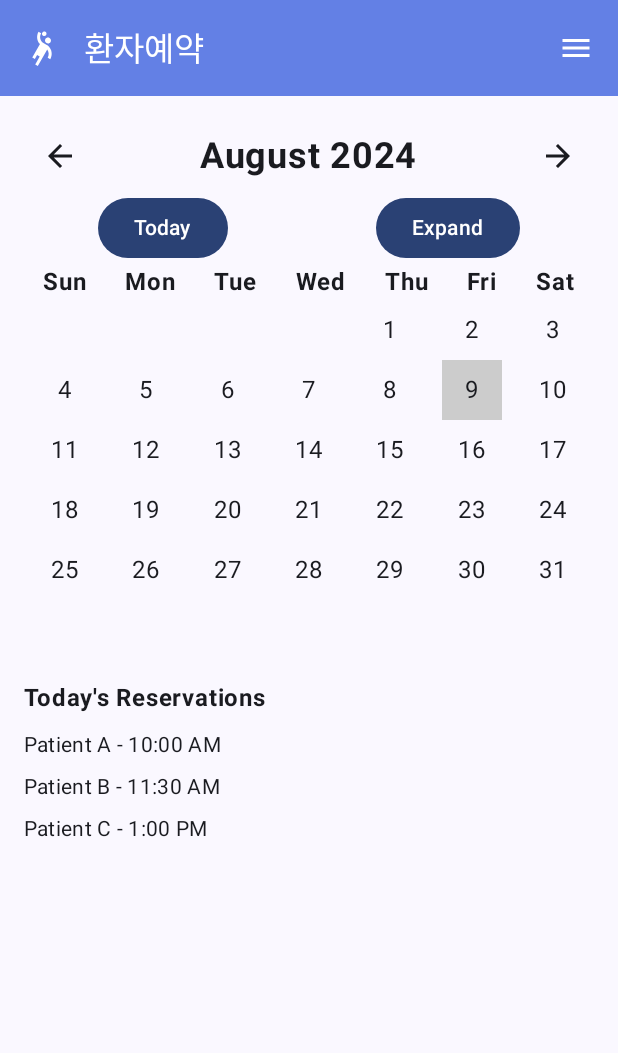
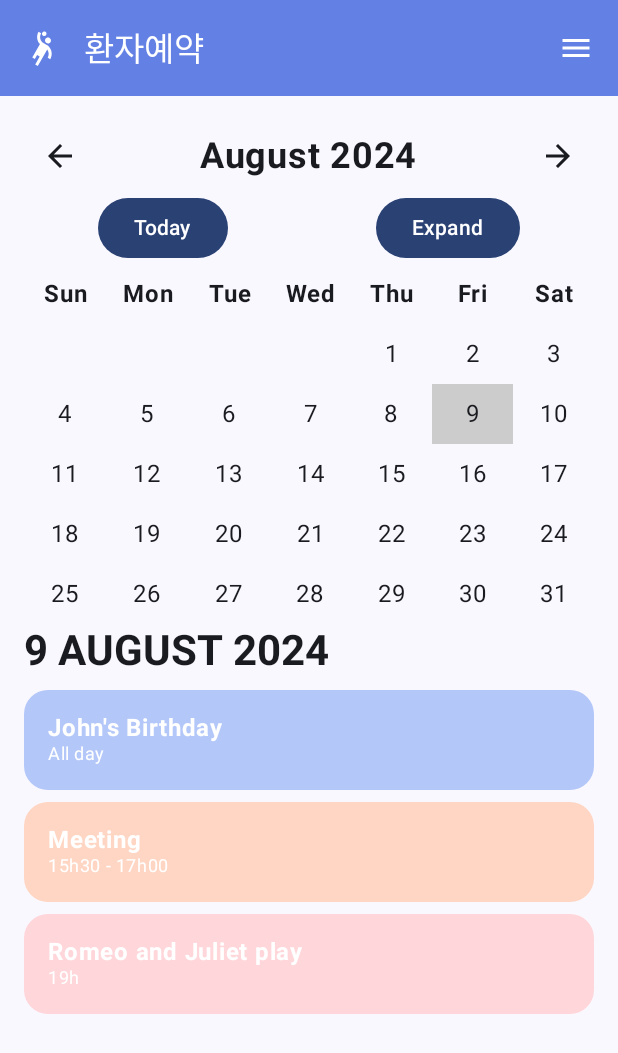
Before and after one commit to TeamRehabPro/RehabPro, an Android app built with Jetpack Compose: the MainMenu screen opened through its navigation route, after a tap on "환자예약", on a phone screen of 412 x 824 dp. Shown: the top 1053 px of the screen. Run offline under Robolectric (Android 15) with nearby library versions, the phone set to English and light mode, and no system bars.

Commit message:
환자 예약 달력 구성 LazyVerticalGrid 으로 변경

```diff
--- a/app/src/main/java/com/rehabilitationpro/screens/menus/reservation/ReservationMainScreen.kt
+++ b/app/src/main/java/com/rehabilitationpro/screens/menus/reservation/ReservationMainScreen.kt
@@ -1,14 +1,18 @@
+// ReservationMainScreen.kt
 package com.rehabilitationpro.screens.menus.reservation
 
 import android.os.Build
 import androidx.annotation.RequiresApi
+import androidx.compose.foundation.background
+import androidx.compose.foundation.layout.Arrangement
+import androidx.compose.foundation.layout.Box
 import androidx.compose.foundation.layout.Column
 import androidx.compose.foundation.layout.Spacer
 import androidx.compose.foundation.layout.fillMaxSize
+import androidx.compose.foundation.layout.fillMaxWidth
 import androidx.compose.foundation.layout.height
 import androidx.compose.foundation.layout.padding
-import androidx.compose.foundation.lazy.LazyColumn
-import androidx.compose.foundation.lazy.items
+import androidx.compose.foundation.shape.RoundedCornerShape
 import androidx.compose.material3.DrawerState
 import androidx.compose.material3.MaterialTheme
 import androidx.compose.material3.Scaffold
@@ -17,6 +21,7 @@ import androidx.compose.runtime.Composable
 import androidx.compose.runtime.mutableStateOf
 import androidx.compose.runtime.remember
 import androidx.compose.ui.Modifier
+import androidx.compose.ui.graphics.Color
 import androidx.compose.ui.text.font.FontWeight
 import androidx.compose.ui.unit.dp
 import androidx.navigation.NavHostController
@@ -30,6 +35,7 @@ import java.time.YearMonth
 fun ReservationMainScreen(navController: NavHostController, drawerState: DrawerState) {
     val currentDate = LocalDate.now()
     val currentMonth = remember { mutableStateOf(YearMonth.now()) }
+    val selectedDate = remember { mutableStateOf(currentDate) }
     val isYearView = remember { mutableStateOf(false) }
 
     Scaffold(
@@ -41,7 +47,6 @@ fun ReservationMainScreen(navController: NavHostController, drawerState: DrawerS
                 .padding(paddingValues)
                 .padding(16.dp)
         ) {
-            // Display the current month's calendar
             CalendarView(
                 currentMonth = currentMonth.value,
                 currentDate = currentDate,
@@ -50,6 +55,7 @@ fun ReservationMainScreen(navController: NavHostController, drawerState: DrawerS
                 },
                 onTodayClick = {
                     currentMonth.value = YearMonth.now()
+                    selectedDate.value = LocalDate.now()
                 },
                 isYearView = isYearView,
                 onYearChange = { newYear ->
@@ -57,30 +63,68 @@ fun ReservationMainScreen(navController: NavHostController, drawerState: DrawerS
                 }
             )
 
+            val reservations = listOf(
+                Reservation("John's Birthday", "All day", Color(0xFFB3C7F9)),
+                Reservation("Meeting", "15h30 - 17h00", Color(0xFFFFD6C4)),
+                Reservation("Romeo and Juliet play", "19h", Color(0xFFFFD6DA))
+            )
+            ReservationList(selectedDate.value, reservations)
             Spacer(modifier = Modifier.height(16.dp))
 
-            // Display today's reservations
+
+        }
+    }
+}
+
+@RequiresApi(Build.VERSION_CODES.O)
+@Composable
+fun ReservationList(
+    selectedDate: LocalDate, // 날짜 정보를 매개변수로 전달
+    reservations: List<Reservation> // 예약 목록을 매개변수로 전달
+) {
     Text(
-                text = "Today's Reservations",
-                style = MaterialTheme.typography.bodyLarge,
+        text = "${selectedDate.dayOfMonth} ${selectedDate.month} ${selectedDate.year}",
+        style = MaterialTheme.typography.headlineMedium,
         fontWeight = FontWeight.Bold,
         modifier = Modifier.padding(bottom = 8.dp)
     )
 
-            // Sample reservations for today
-            val todayReservations =
-                listOf("Patient A - 10:00 AM", "Patient B - 11:30 AM", "Patient C - 1:00 PM")
-            LazyColumn {
-                items(todayReservations) { reservation ->
+    Column(
+        verticalArrangement = Arrangement.spacedBy(8.dp),
+        modifier = Modifier.fillMaxWidth()
+    ) {
+        reservations.forEach { reservation ->
+            ReservationItem(reservation)
+        }
+    }
+}
+
+@Composable
+fun ReservationItem(reservation: Reservation) {
+    Box(
+        modifier = Modifier
+            .fillMaxWidth()
+            .background(reservation.color, shape = RoundedCornerShape(16.dp))
+            .padding(16.dp)
+    ) {
+        Column {
             Text(
-                        text = reservation,
-                        style = MaterialTheme.typography.bodyMedium,
-                        modifier = Modifier.padding(vertical = 4.dp)
+                text = reservation.title,
+                style = MaterialTheme.typography.bodyLarge,
+                fontWeight = FontWeight.Bold,
+                color = Color.White
+            )
+            Text(
+                text = reservation.time,
+                style = MaterialTheme.typography.bodySmall,
+                color = Color.White
             )
         }
     }
+}
 
-            Spacer(modifier = Modifier.height(16.dp))
-        }
-    }
-}
+data class Reservation(
+    val title: String,
+    val time: String,
+    val color: Color
+)
--- a/app/src/main/java/com/rehabilitationpro/screens/menus/reservation/component/ReservationCalendarView.kt
+++ b/app/src/main/java/com/rehabilitationpro/screens/menus/reservation/component/ReservationCalendarView.kt
@@ -1,9 +1,12 @@
+// ReservationCalendarView.kt
 package com.rehabilitationpro.screens.menus.reservation.component
 
 import android.os.Build
 import androidx.annotation.RequiresApi
+import androidx.compose.foundation.ExperimentalFoundationApi
 import androidx.compose.foundation.background
 import androidx.compose.foundation.clickable
+import androidx.compose.foundation.gestures.detectHorizontalDragGestures
 import androidx.compose.foundation.layout.Arrangement
 import androidx.compose.foundation.layout.Box
 import androidx.compose.foundation.layout.Column
@@ -11,6 +14,9 @@ import androidx.compose.foundation.layout.Row
 import androidx.compose.foundation.layout.fillMaxWidth
 import androidx.compose.foundation.layout.padding
 import androidx.compose.foundation.layout.size
+import androidx.compose.foundation.lazy.grid.GridCells
+import androidx.compose.foundation.lazy.grid.LazyVerticalGrid
+import androidx.compose.foundation.lazy.grid.items
 import androidx.compose.material.icons.Icons
 import androidx.compose.material.icons.filled.ArrowBack
 import androidx.compose.material.icons.filled.ArrowForward
@@ -23,7 +29,9 @@ import androidx.compose.runtime.MutableState
 import androidx.compose.ui.Alignment
 import androidx.compose.ui.Modifier
 import androidx.compose.ui.graphics.Color
+import androidx.compose.ui.input.pointer.pointerInput
 import androidx.compose.ui.text.font.FontWeight
+import androidx.compose.ui.text.style.TextAlign
 import androidx.compose.ui.unit.dp
 import androidx.compose.ui.unit.sp
 import java.time.LocalDate
@@ -57,6 +65,7 @@ fun CalendarView(
     }
 }
 
+
 @RequiresApi(Build.VERSION_CODES.O)
 @Composable
 fun MonthView(
@@ -69,7 +78,18 @@ fun MonthView(
     val daysInMonth = currentMonth.lengthOfMonth()
     val firstDayOfMonth = currentMonth.atDay(1).dayOfWeek.value % 7
 
-    Column {
+    Column(
+        modifier = Modifier
+            .pointerInput(Unit) {
+                detectHorizontalDragGestures { _, dragAmount ->
+                    if (dragAmount > 0) {
+                        onMonthChange(currentMonth.minusMonths(1)) // 왼쪽으로 드래그 시 이전 달로 이동
+                    } else {
+                        onMonthChange(currentMonth.plusMonths(1)) // 오른쪽으로 드래그 시 다음 달로 이동
+                    }
+                }
+            }
+    ) {
         // Month navigation row
         Row(
             modifier = Modifier.fillMaxWidth(),
@@ -104,47 +124,49 @@ fun MonthView(
         }
 
         // Days of the week header
-        Row(
+        LazyVerticalGrid(
+            columns = GridCells.Fixed(7),
             modifier = Modifier.fillMaxWidth(),
-            horizontalArrangement = Arrangement.SpaceAround
-        ) {
-            listOf("Sun", "Mon", "Tue", "Wed", "Thu", "Fri", "Sat").forEach { day ->
+            userScrollEnabled = false,
+            content = {
+                items(listOf("Sun", "Mon", "Tue", "Wed", "Thu", "Fri", "Sat")) { day ->
                     Text(
                         text = day,
                         fontWeight = FontWeight.Bold,
-                    fontSize = 16.sp
+                        fontSize = 16.sp,
+                        textAlign = TextAlign.Center,
+                        modifier = Modifier
+                            .padding(8.dp)
+                            .fillMaxWidth()
                     )
                 }
             }
+        )
 
         // Calendar days
-        var dayOfMonth = 1 - firstDayOfMonth
-        for (week in 0 until 6) {
-            Row(
+        val dayItems = (1..daysInMonth).map { it.toString() }
+        LazyVerticalGrid(
+            columns = GridCells.Fixed(7),
             modifier = Modifier.fillMaxWidth(),
-                horizontalArrangement = Arrangement.SpaceAround
-            ) {
-                for (day in 0..6) {
-                    if (dayOfMonth in 1..daysInMonth) {
+            content = {
+                items(firstDayOfMonth) {
+                    Box(modifier = Modifier.size(40.dp))
+                }
+                items(dayItems) { day ->
                     Box(
                         modifier = Modifier
                             .size(40.dp)
-                                .background(if (dayOfMonth == currentDate.dayOfMonth && currentMonth == YearMonth.from(currentDate)) Color.LightGray else Color.Transparent)
+                            .background(if (day.toInt() == currentDate.dayOfMonth && currentMonth == YearMonth.from(currentDate)) Color.LightGray else Color.Transparent)
                             .clickable { /* Handle day click */ },
                         contentAlignment = Alignment.Center
                     ) {
-                            Text(text = dayOfMonth.toString())
-                        }
-                    } else {
-                        Box(modifier = Modifier.size(40.dp))
-                    }
-                    dayOfMonth++
+                        Text(text = day)
                     }
                 }
             }
+        )
     }
 }
-
 @RequiresApi(Build.VERSION_CODES.O)
 @Composable
 fun YearView(
@@ -220,7 +242,7 @@ fun MiniCalendarView(yearMonth: YearMonth, currentDate: LocalDate) {
         for (week in 0 until 6) {
             Row(
                 modifier = Modifier.fillMaxWidth(),
-                horizontalArrangement = Arrangement.SpaceAround
+                horizontalArrangement = Arrangement.SpaceEvenly // 변경된 부분
             ) {
                 for (day in 0..6) {
                     if (dayOfMonth in 1..daysInMonth) {
```
Lines whose indentation alone changed are shown as unchanged.
